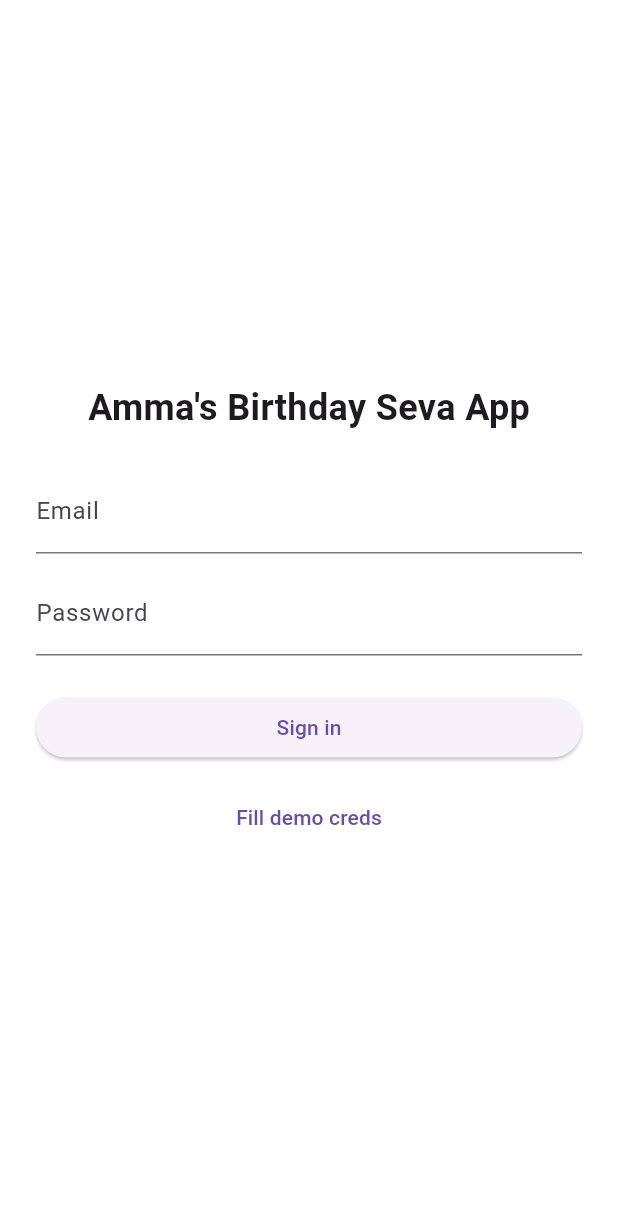
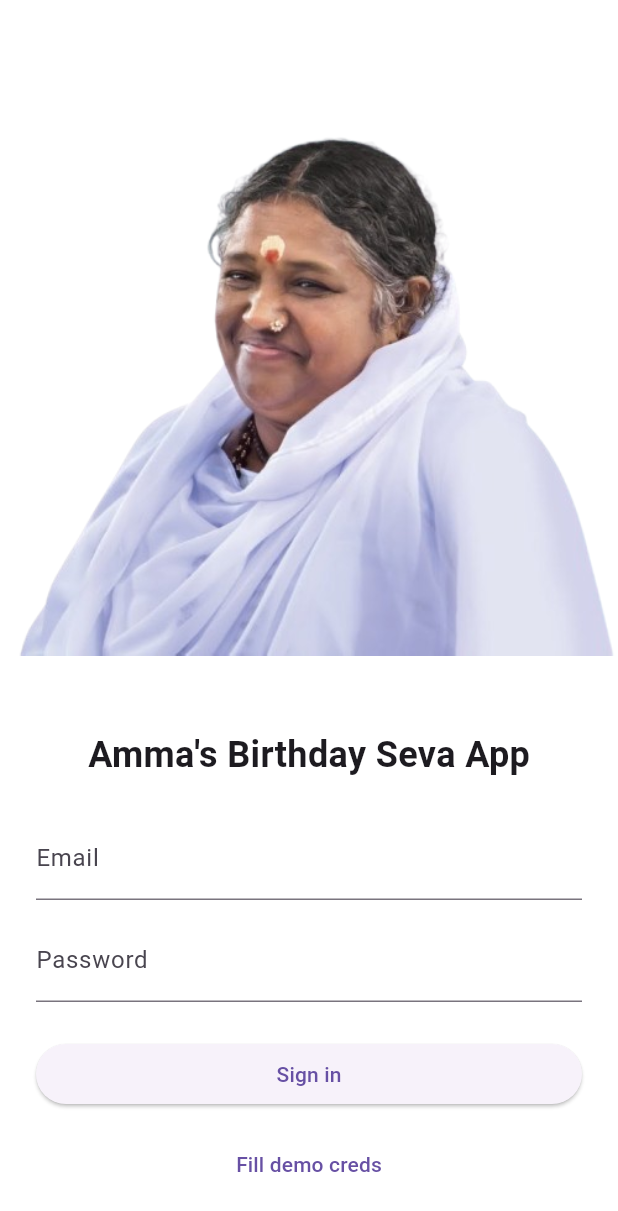
Before and after one commit to Vaishnav-365/Seva_App_Frontend, a Flutter app: the screen it shows after launch, on a phone screen of 412 x 824 dp. Shown: the top 1211 px of the screen. Run offline on Flutter 3.47's test engine with Material 3 defaults, Android fonts, the phone set to English and light mode, and no system bars; our stand-ins replace file_picker; missing offline and left inert: excel; accounts and stored records are empty.

Commit message:
Login page edits

```diff
--- a/lib/screens/login_screen.dart
+++ b/lib/screens/login_screen.dart
@@ -52,7 +52,19 @@ class _LoginScreenState extends State<LoginScreen> {
     return Scaffold(
       body: SafeArea(
         child: Center(
-          child: SingleChildScrollView(
+          child: Column(
+            mainAxisAlignment: MainAxisAlignment.end,
+            children: [
+              Expanded(
+                child: Center(
+                  child: Image.asset(
+                    'assets/images/mata_amrita.png',
+                    width: double.infinity, // or smaller depending on design
+                    fit: BoxFit.cover,
+                  ),
+                ),
+              ),
+              SingleChildScrollView(
                 padding: const EdgeInsets.all(24),
                 child: Column(
                   mainAxisSize: MainAxisSize.min,
@@ -84,6 +96,8 @@ class _LoginScreenState extends State<LoginScreen> {
                   ],
                 ),
               ),
+            ],
+          ),
         ),
       ),
     );
--- a/pubspec.yaml
+++ b/pubspec.yaml
@@ -62,9 +62,8 @@ flutter:
   uses-material-design: true
 
   # To add assets to your application, add an assets section, like this:
-  # assets:
-  #   - images/a_dot_burr.jpeg
-  #   - images/a_dot_ham.jpeg
+  assets:
+    - assets/images/mata_amrita.png
 
   # An image asset can refer to one or more resolution-specific "variants", see
   # https://flutter.dev/to/resolution-aware-images
```
Also changed, not shown: assets/images/mata_amrita.png (added). Lines whose indentation alone changed are shown as unchanged.
